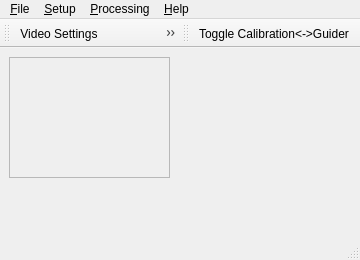
First picture: the form in lin_guider/ui/lin_guider.ui, repository rumengb/lin_guider, before the edit.
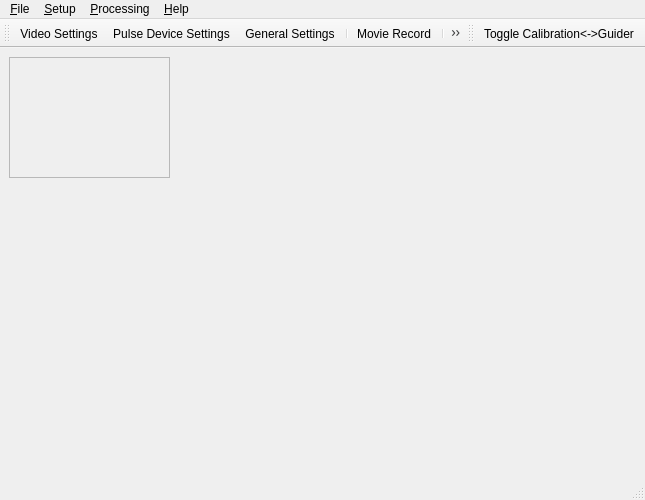
Second picture: the form after the edit. Icons and pictures are not drawn.

Commit message: manin window geomrty fix, setup UI rearrange

What changed in the file:
```diff
--- a/lin_guider/ui/lin_guider.ui
+++ b/lin_guider/ui/lin_guider.ui
@@ -6,8 +6,8 @@
    <rect>
     <x>0</x>
     <y>0</y>
-    <width>360</width>
-    <height>260</height>
+    <width>645</width>
+    <height>500</height>
    </rect>
   </property>
   <property name="minimumSize">
@@ -42,8 +42,8 @@
     <rect>
      <x>0</x>
      <y>0</y>
-     <width>360</width>
-     <height>23</height>
+     <width>645</width>
+     <height>25</height>
     </rect>
    </property>
    <widget class="QMenu" name="menuFile">
```
The commit also changes 1 other file.
